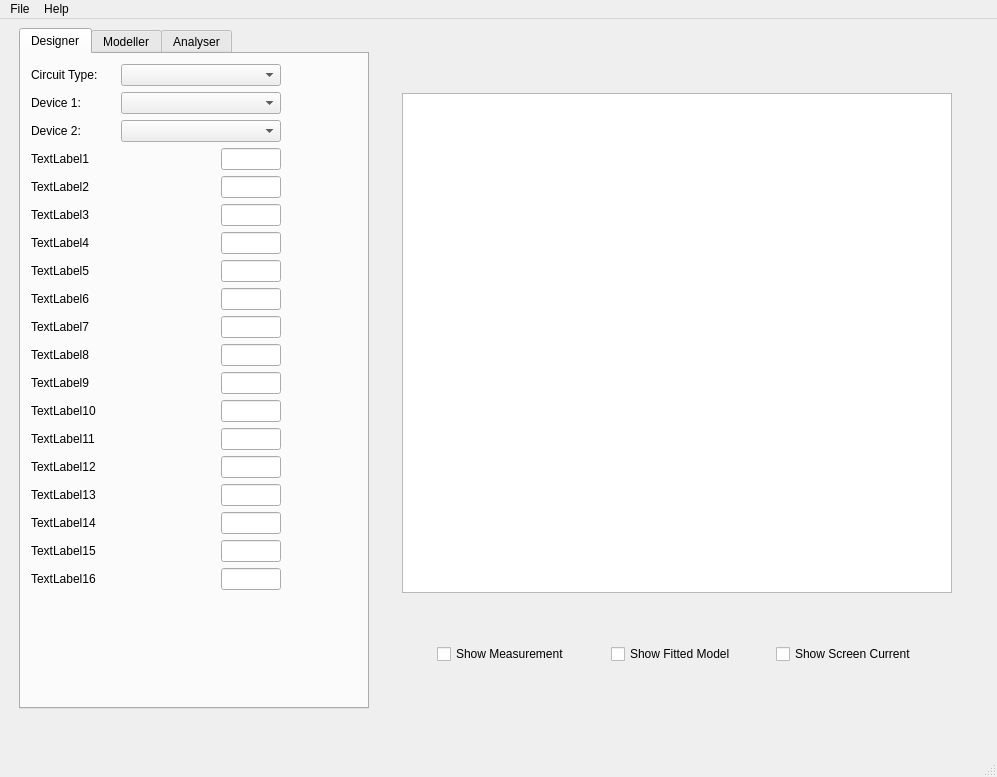
Before: the Qt Designer form valveworkbench.ui in Lizardboy2390/ValveWorkbench, drawn with Qt 5.
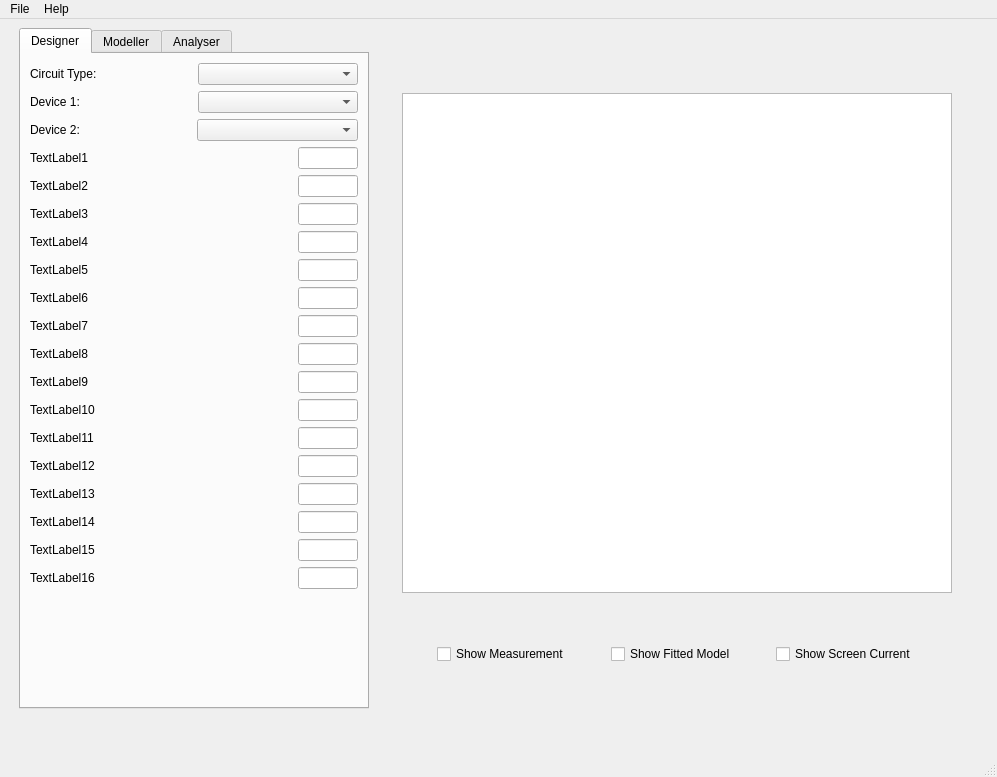
After: the same form once the commit is applied.

Patch:
```diff
--- a/valveworkbench.ui
+++ b/valveworkbench.ui
@@ -45,15 +45,6 @@
         <attribute name="title">
          <string>Designer</string>
         </attribute>
-        <widget class="QWidget" name="layoutWidget">
-         <property name="geometry">
-          <rect>
-           <x>10</x>
-           <y>10</y>
-           <width>250</width>
-           <height>631</height>
-          </rect>
-         </property>
          <layout class="QVBoxLayout" name="verticalLayout">
           <item>
            <layout class="QHBoxLayout" name="horizontalLayout_4">
@@ -636,7 +627,6 @@
            </spacer>
           </item>
          </layout>
-        </widget>
        </widget>
        <widget class="QWidget" name="tab_2">
         <attribute name="title">
```
Lines whose indentation alone changed are shown as unchanged.
